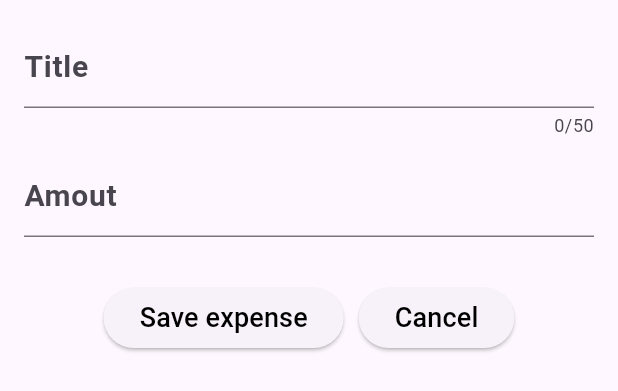
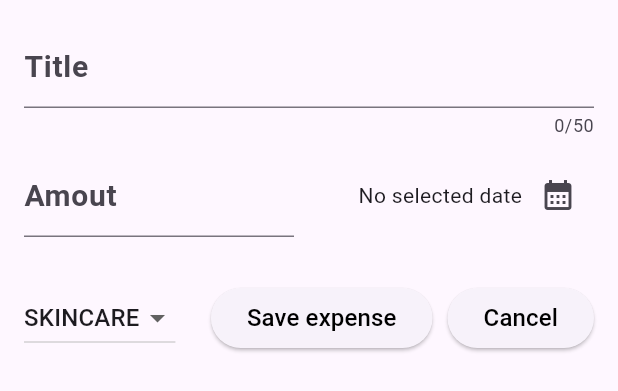
Before and after one commit to NourhanMagdy21/Xpenso_App, a Flutter app: the NewExpense widget shown alone on an empty page, opened directly, on a phone screen of 412 x 824 dp. Shown: the top 391 px of the screen. Run offline on Flutter 3.47's test engine with Material 3 defaults, Android fonts, the phone set to English and light mode, and no system bars.

Commit message:
added calendar

```diff
--- a/lib/widgets/new_expense.dart
+++ b/lib/widgets/new_expense.dart
@@ -1,6 +1,8 @@
 import 'dart:developer';
 
 import 'package:flutter/material.dart';
+import 'package:intl/intl.dart';
+import 'package:xpenso_app/models/expense.dart';
 
 class NewExpense extends StatefulWidget {
   const NewExpense({super.key});
@@ -12,6 +14,9 @@ class NewExpense extends StatefulWidget {
 class _NewExpenseState extends State<NewExpense> {
   final _titleController = TextEditingController();
   final _amoutController = TextEditingController();
+  DateTime? _selectedDate;
+  final formatter = DateFormat.yMd();
+  Category _selectedCategory = Category.skinCare;
 
   @override
   void dispose() {
@@ -40,7 +45,10 @@ class _NewExpenseState extends State<NewExpense> {
           SizedBox(
             height: 10,
           ),
-          TextField(
+          Row(
+            children: [
+              Expanded(
+                child: TextField(
                   controller: _amoutController,
                   keyboardType: TextInputType.number,
                   decoration: InputDecoration(
@@ -53,12 +61,64 @@ class _NewExpenseState extends State<NewExpense> {
                         ),
                       )),
                 ),
+              ),
+              SizedBox(
+                width: 20,
+              ),
+              Expanded(
+                child: Row(
+                  mainAxisAlignment: MainAxisAlignment.end,
+                  crossAxisAlignment: CrossAxisAlignment.center,
+                  children: [
+                    Text(_selectedDate == null
+                        ? 'No selected date'
+                        : formatter.format(_selectedDate!)),
+                    IconButton(
+                        onPressed: () async {
+                          final now = DateTime.now();
+                          final firstDate =
+                              DateTime(now.year - 1, now.month, now.day);
+                          final DateTime? pickedDate = await showDatePicker(
+                              context: context,
+                              initialDate: now,
+                              firstDate: firstDate,
+                              lastDate: now);
+                          setState(() {
+                            _selectedDate = pickedDate;
+                          });
+                        },
+                        icon: Icon(Icons.calendar_month_sharp)),
+                  ],
+                ),
+              ),
+            ],
+          ),
           SizedBox(
             height: 30,
           ),
           Row(
             mainAxisAlignment: MainAxisAlignment.center,
             children: [
+              DropdownButton(
+                value: _selectedCategory,
+                  items: Category.values
+                      .map(
+                        (e) => DropdownMenuItem(
+                          value: e,
+                          child: Text(e.name.toUpperCase()),
+                        ),
+                      )
+                      .toList(),
+                  onChanged: (newCat) {
+                    setState(() {
+                      if(newCat == null) {
+                        return;
+                      }
+                      _selectedCategory = newCat;
+                    });
+                  }),
+              Spacer(),
+
               ElevatedButton(
                   onPressed: () {
                     log(_titleController.text);
@@ -66,16 +126,18 @@ class _NewExpenseState extends State<NewExpense> {
                   },
                   child: Text(
                     'Save expense',
-                    style: TextStyle(color: Colors.black, fontSize: 18),
+                    style: TextStyle(color: Colors.black, fontSize: 16),
                   )),
-              SizedBox(width: 10,),
+              SizedBox(
+                width: 10,
+              ),
               ElevatedButton(
                   onPressed: () {
                     Navigator.pop(context);
                   },
                   child: Text(
                     'Cancel',
-                    style: TextStyle(color: Colors.black, fontSize: 18),
+                    style: TextStyle(color: Colors.black, fontSize: 16),
                   )),
             ],
           )
```
Lines whose indentation alone changed are shown as unchanged.
